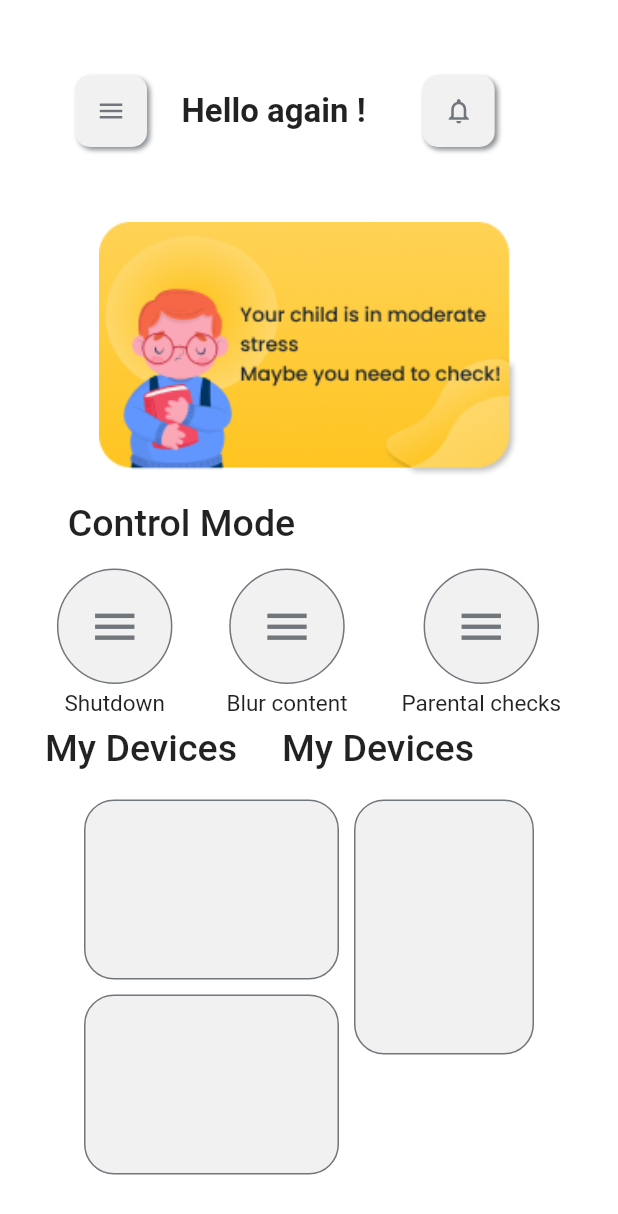
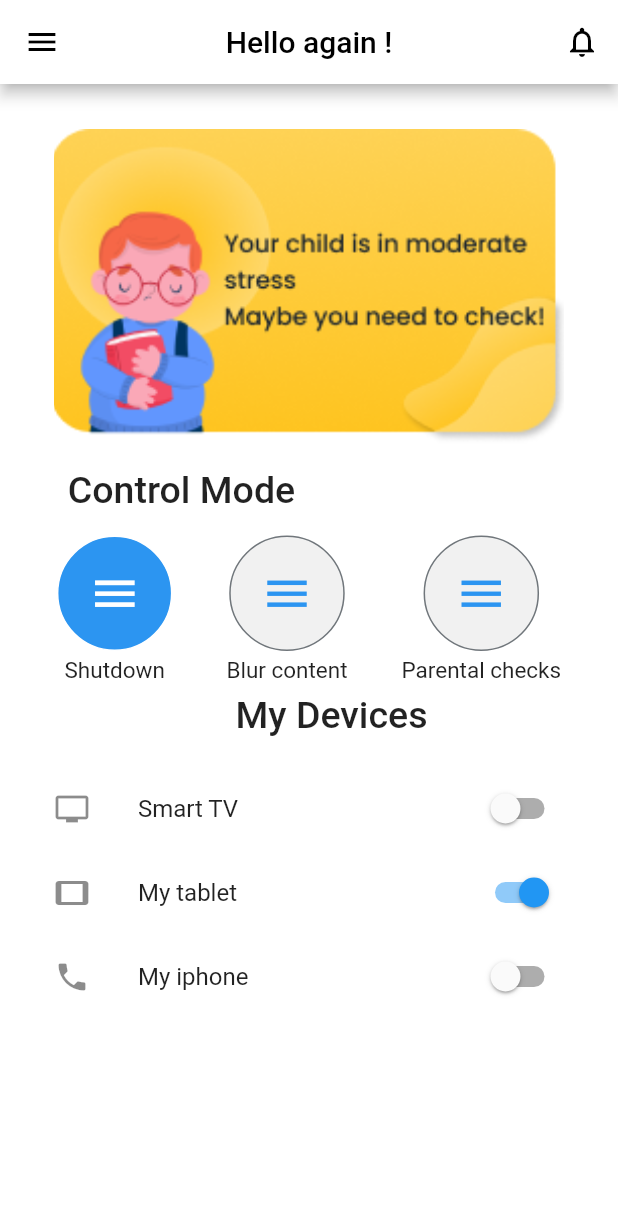
Before and after one commit to SarraBouzoul/KidErra, a Flutter app: the HomePage screen opened directly, on a phone screen of 412 x 824 dp. Shown: the top 1214 px of the screen. Run offline on Flutter 3.47's test engine with Material 2 defaults, Android fonts, the phone set to English and light mode, and no system bars; our stand-ins replace bloc, email_validator, equatable, firebase_auth, firebase_core, flutter_bloc and 1 more; accounts and stored records are empty; Roboto replaces fonts that are missing (Poppins).

Commit message:
last commit

```diff
--- a/lib/main.dart
+++ b/lib/main.dart
@@ -2,12 +2,10 @@ import 'package:firebase_auth/firebase_auth.dart';
 import 'package:firebase_core/firebase_core.dart';
 import 'package:flutter/material.dart';
 import 'package:flutter_bloc/flutter_bloc.dart';
-import 'package:firebase_messaging/firebase_messaging.dart';
 import 'package:kid_erra/presentation/HomePage/home_page.dart';
 import 'bloc/bloc/auth_bloc.dart';
 import 'data/repositories/auth_repository.dart';
 import 'presentation/SignIn/sign_in.dart';
-
 
 Future<void> main() async {
   WidgetsFlutterBinding.ensureInitialized();
--- a/lib/presentation/HomePage/appbar.dart
+++ /dev/null
@@ -1,113 +0,0 @@
-import 'package:flutter/material.dart';
-
-class CustomAppBar extends StatelessWidget {
-  const CustomAppBar({
-    Key? key,
-  }) : super(key: key);
-
-  @override
-  Widget build(BuildContext context) {
-    return Padding(
-      padding: const EdgeInsets.all(30),
-      child: Column(children: [
-        Padding(
-          padding: const EdgeInsets.all(20.0),
-          child: Row(
-            children: [
-              Stack(children: [
-                InkWell(
-                  child: Container(
-                    height: 48,
-                    width: 48,
-                    decoration: BoxDecoration(
-                      boxShadow: [
-                        BoxShadow(
-                          color: const Color(0xff70767B).withOpacity(0.8),
-                          blurRadius: 2.0,
-                          spreadRadius: 0.0,
-                          offset: const Offset(
-                              2.0, 2.0), // shadow direction: bottom right
-                        )
-                      ],
-                      borderRadius: BorderRadius.circular(10.0),
-                      color: const Color(0xffF1F1F1),
-                    ),
-                    alignment: Alignment.center,
-                    child: Stack(
-                      children: const [
-                        Positioned(
-                          child: Icon(
-                            Icons.menu,
-                            color: Color(0xff70767B),
-                            size: 20.0,
-                          ),
-                        ),
-                      ],
-                    ),
-                  ),
-                  onTap: () => Scaffold.of(context).openDrawer(),
-                ),
-              ]),
-              const SizedBox(
-                width: 23,
-              ),
-              const Text(
-                'Hello again !',
-                style: TextStyle(
-                    fontSize: 22,
-                    fontWeight: FontWeight.bold,
-                    fontFamily: 'Poppins'),
-                textAlign: TextAlign.center,
-              ),
-              const SizedBox(
-                width: 23,
-              ),
-              const SizedBox(
-                width: 15,
-              ),
-              Stack(children: [
-                InkWell(
-                  child: Container(
-                    height: 48,
-                    width: 48,
-                    decoration: BoxDecoration(
-                      boxShadow: [
-                        BoxShadow(
-                          color: const Color(0xff70767B).withOpacity(0.8),
-                          blurRadius: 2.0,
-                          spreadRadius: 0.0,
-                          offset: const Offset(
-                              2.0, 2.0), // shadow direction: bottom right
-                        )
-                      ],
-                      borderRadius: const BorderRadius.only(
-                        bottomLeft: Radius.circular(10),
-                        topLeft: Radius.circular(10),
-                        bottomRight: Radius.circular(10),
-                        topRight: Radius.circular(10),
-                      ),
-                      color: const Color(0xffF1F1F1),
-                    ),
-                    alignment: Alignment.center,
-                    child: Stack(
-                      children: const [
-                        Positioned(
-                          child: Icon(
-                            Icons.notifications_none_outlined,
-                            color: Color(0xff70767B),
-                            size: 20.0,
-                          ),
-                        ),
-                      ],
-                    ),
-                  ),
-                  onTap: () => Navigator.of(context).pop(),
-                ),
-              ]),
-            ],
-          ),
-        ),
-      ]),
-    );
-  }
-}
--- a/lib/presentation/HomePage/drawer.dart
+++ b/lib/presentation/HomePage/drawer.dart
@@ -16,9 +16,9 @@ class NavDrawer extends StatelessWidget {
             ),
             decoration: BoxDecoration(
               color: Colors.blue,
-              /*   image: DecorationImage(
+               image: DecorationImage(
                     fit: BoxFit.fill,
-                    image: AssetImage('assets/images/cover.jpg'))*/
+                    image: AssetImage('assets/K.png'))
             ),
           ),
           ListTile(
--- a/lib/presentation/HomePage/home_page.dart
+++ b/lib/presentation/HomePage/home_page.dart
@@ -1,14 +1,51 @@
 import 'package:flutter/material.dart';
 import 'package:kid_erra/presentation/HomePage/drawer.dart';
-import 'appbar.dart';
 
-class HomePage extends StatelessWidget {
+class HomePage extends StatefulWidget {
   const HomePage({Key? key}) : super(key: key);
 
   @override
+  State<HomePage> createState() => _HomePageState();
+}
+
+class _HomePageState extends State<HomePage> {
+  //Response rs= getcurrentstate
+  // if(response =)
+
+  bool swittch = true;
+  @override
   Widget build(BuildContext context) {
-    //final user = FirebaseAuth.instance.currentUser!;
+    bool swittch = true;
     return Scaffold(
+      appBar: AppBar(
+        leading: Builder(
+          builder: (BuildContext context) {
+            return IconButton(
+              icon: const Icon(
+                Icons.menu,
+                color: Colors.black,
+              ),
+              onPressed: () {
+                Scaffold.of(context).openDrawer();
+              },
+              tooltip: MaterialLocalizations.of(context).openAppDrawerTooltip,
+            );
+          },
+        ),
+        foregroundColor: Colors.white,
+        centerTitle: true,
+        backgroundColor: Colors.white,
+        actions: [
+          IconButton(
+              onPressed: () {},
+              icon: const Icon(
+                Icons.notifications_none_outlined,
+                color: Colors.black,
+              )),
+        ],
+        title:
+            const Text('Hello again !', style: TextStyle(color: Colors.black)),
+      ),
       backgroundColor: Colors.white,
       drawer: const NavDrawer(),
       body: Center(
@@ -16,8 +53,10 @@ class HomePage extends StatelessWidget {
           mainAxisAlignment: MainAxisAlignment.start,
           crossAxisAlignment: CrossAxisAlignment.center,
           children: [
-            const CustomAppBar(),
-            _imagecard(),
+            SizedBox(
+              height: 30,
+            ),
+            _imagecard('assets/Group3.png'),
             const SizedBox(height: 16),
             const Padding(
                 padding: EdgeInsets.only(left: 0, right: 170),
@@ -35,16 +74,13 @@ class HomePage extends StatelessWidget {
               children: [
                 _circle("Shutdown"),
                 const SizedBox(width: 36),
-                _circle("Blur content"),
+                _circle2("Blur content"),
                 const SizedBox(width: 36),
-                _circle("Parental checks"),
+                _circle2("Parental checks"),
               ],
             ),
             const SizedBox(height: 6),
-            Row(
-              mainAxisAlignment: MainAxisAlignment.start,
-              children: const [
-                Padding(
+            const Padding(
               padding: EdgeInsets.only(
                 left: 30,
               ),
@@ -54,37 +90,48 @@ class HomePage extends StatelessWidget {
                     fontSize: 25,
                     fontWeight: FontWeight.w500,
                     fontFamily: 'Poppins'),
-                    textAlign: TextAlign.center,
+                textAlign: TextAlign.start,
               ),
             ),
             Padding(
-                  padding: EdgeInsets.only(left: 30),
-                  child: Text(
-                    "My Devices",
-                    style: TextStyle(
-                        fontSize: 25,
-                        fontWeight: FontWeight.w500,
-                        fontFamily: 'Poppins'),
-                    textAlign: TextAlign.center,
-                  ),
-                ),
-              ],
-            ),
-            Padding(
               padding: const EdgeInsets.all(20),
-              child: Row(
-                mainAxisAlignment: MainAxisAlignment.center,
-                crossAxisAlignment: CrossAxisAlignment.start,
+              child: Column(
                 children: [
-                  Column(
-                    children: [
-                      _gridCard(120, 170),
-                      const SizedBox(height: 10),
-                      _gridCard(120, 170),
-                    ],
+                  ListTile(
+                    leading: Icon(Icons.tv),
+                    title: Text("Smart TV"),
+                    trailing: Switch(
+                        value: !swittch,
+                        onChanged: (value) {
+                          setState(() {
+                            swittch = value;
+                          });
+                        }),
                   ),
                   const SizedBox(width: 10),
-                  _gridCard(170, 120),
+                  ListTile(
+                    leading: Icon(Icons.tablet),
+                    title: Text("My tablet"),
+                    trailing: Switch(
+                        value: swittch,
+                        onChanged: (value) {
+                          setState(() {
+                            swittch = value;
+                          });
+                        }),
+                  ),
+                  const SizedBox(width: 10),
+                  ListTile(
+                    leading: Icon(Icons.phone),
+                    title: Text("My iphone"),
+                    trailing: Switch(
+                        value: !swittch,
+                        onChanged: (value) {
+                          setState(() {
+                            swittch = value;
+                          });
+                        }),
+                  ),
                 ],
               ),
             )
@@ -94,46 +141,46 @@ class HomePage extends StatelessWidget {
     );
   }
 
-  Widget _gridCard(double height, double width) {
+  Widget _imagecard(String image) {
     return Container(
+      height: 210,
+      width: 340,
       decoration: BoxDecoration(
-        shape: BoxShape.rectangle,
-        border: Border.all(
-          color: const Color(0xff70767B),
-        ),
-        color: const Color(0xffF1F1F1),
-        borderRadius: const BorderRadius.all(Radius.circular(20)),
-      ),
-      height: height,
-      width: width,
-      child: Card(
-        elevation: 0,
-        shape: RoundedRectangleBorder(
-          borderRadius: BorderRadius.circular(20),
-        ),
-        color: const Color(0xffF1F1F1),
-        child: Row(
-          children: const [
-            Positioned(
-              child: Text(''),
-            )
-          ],
-        ),
-      ),
-    );
-  }
-
-  Widget _imagecard() {
-    return Container(
-      height: 170,
-      width: 280,
-      decoration: const BoxDecoration(
-          image: DecorationImage(
-              image: AssetImage('assets/Group3.png'), fit: BoxFit.cover)),
+          image: DecorationImage(image: AssetImage(image), fit: BoxFit.cover)),
     );
   }
 
   Widget _circle(String title) {
+    return Column(
+      children: [
+        Container(
+            decoration: BoxDecoration(
+              shape: BoxShape.circle,
+              border: Border.all(color: Colors.white, width: 1),
+              color: Color(0xff2C95F1), // const Color(0xffF1F1F1),
+            ),
+            child: IconButton(
+              iconSize: 35,
+              padding: const EdgeInsets.all(20),
+              icon: const Icon(Icons.menu,
+                  color: Colors.white //Color(0xff70767B),
+                  ),
+              onPressed: () {},
+            )),
+        const SizedBox(
+          height: 4,
+        ),
+        Text(
+          title,
+          style: const TextStyle(
+              fontSize: 15, fontWeight: FontWeight.w400, fontFamily: 'Poppins'),
+          textAlign: TextAlign.center,
+        )
+      ],
+    );
+  }
+
+  Widget _circle2(String title) {
     return Column(
       children: [
         Container(
@@ -147,7 +194,7 @@ class HomePage extends StatelessWidget {
               padding: const EdgeInsets.all(20),
               icon: const Icon(
                 Icons.menu,
-                color: Color(0xff70767B),
+                color: Color(0xff2C95F1),
               ),
               onPressed: () {},
             )),
--- /dev/null
+++ b/lib/presentation/devices/devices.dart
@@ -0,0 +1,28 @@
+import 'package:flutter/material.dart';
+
+
+class HomePage extends StatefulWidget {
+  const HomePage({Key? key}) : super(key: key);
+
+  @override
+  State<HomePage> createState() => _HomePageState();
+}
+
+class _HomePageState extends State<HomePage> {
+  @override
+  Widget build(BuildContext context) {
+    return Center(
+      child: Row(
+        crossAxisAlignment: CrossAxisAlignment.center,
+        children: [
+          Column(
+            children: [],
+          ),
+          Column(
+            children: [],
+          )
+        ],
+      ),
+    );
+  }
+}
```
Also changed, not shown: lib/data/repositories/data_repository.dart (added, +14 -0 lines), lib/presentation/Dashboard/dashboard.dart (deleted, +0 -58 lines), lib/presentation/SignIn/sign_in.dart (+38 -26 lines), lib/presentation/SignUp/sign_up.dart (+23 -22 lines), lib/presentation/SplashScreen/splash_screen.dart (added, +39 -0 lines), pubspec.yaml (+5 -3 lines), assets/K.png (added), assets/K1.png (added), pubspec.lock. Lines whose indentation alone changed are shown as unchanged.
